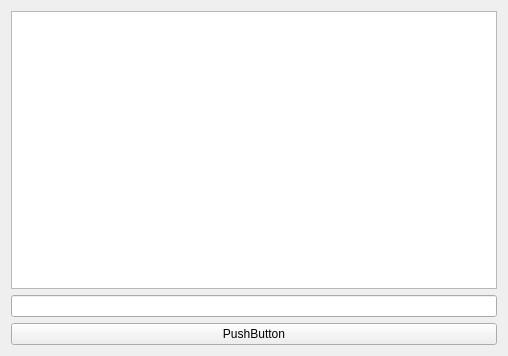
Old version of the form python_version_development/seminars/form_a.ui in the repository GRISHNOV/Database_project.
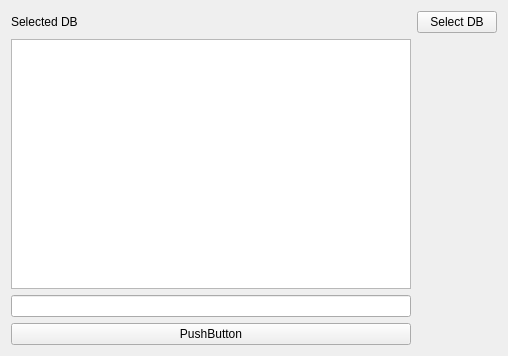
New version of the form.

Commit message: file interface init

The edit to the form file:
```diff
--- a/python_version_development/seminars/form_a.ui
+++ b/python_version_development/seminars/form_a.ui
@@ -14,19 +14,48 @@
    <string>DB Shell</string>
   </property>
   <layout class="QGridLayout" name="gridLayout">
-   <item row="2" column="0">
+   <item row="4" column="0">
     <widget class="QPushButton" name="execute_button">
      <property name="text">
       <string>PushButton</string>
      </property>
     </widget>
    </item>
-   <item row="1" column="0">
+   <item row="3" column="0">
     <widget class="QLineEdit" name="query_text"/>
    </item>
-   <item row="0" column="0">
+   <item row="2" column="0">
     <widget class="QListWidget" name="query_history"/>
    </item>
+   <item row="0" column="0">
+    <widget class="QLabel" name="db_path">
+     <property name="sizePolicy">
+      <sizepolicy hsizetype="Ignored" vsizetype="Preferred">
+       <horstretch>0</horstretch>
+       <verstretch>0</verstretch>
+      </sizepolicy>
+     </property>
+     <property name="text">
+      <string>Selected DB</string>
+     </property>
+     <property name="wordWrap">
+      <bool>true</bool>
+     </property>
+    </widget>
+   </item>
+   <item row="0" column="1">
+    <widget class="QPushButton" name="db_select_button">
+     <property name="sizePolicy">
+      <sizepolicy hsizetype="Fixed" vsizetype="Fixed">
+       <horstretch>0</horstretch>
+       <verstretch>0</verstretch>
+      </sizepolicy>
+     </property>
+     <property name="text">
+      <string>Select DB</string>
+     </property>
+    </widget>
+   </item>
   </layout>
  </widget>
  <resources/>
```
The commit also changes 2 other files.
